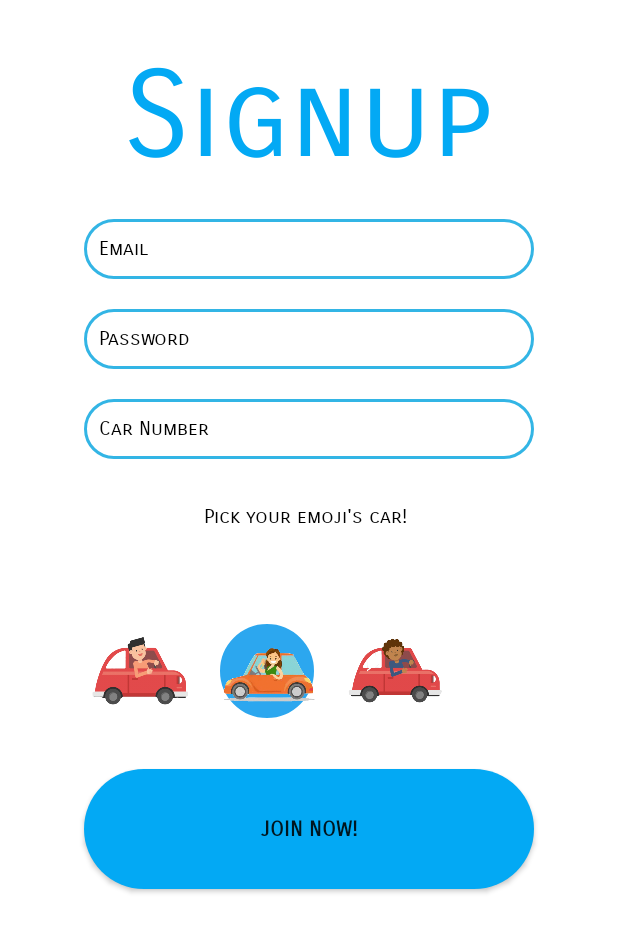
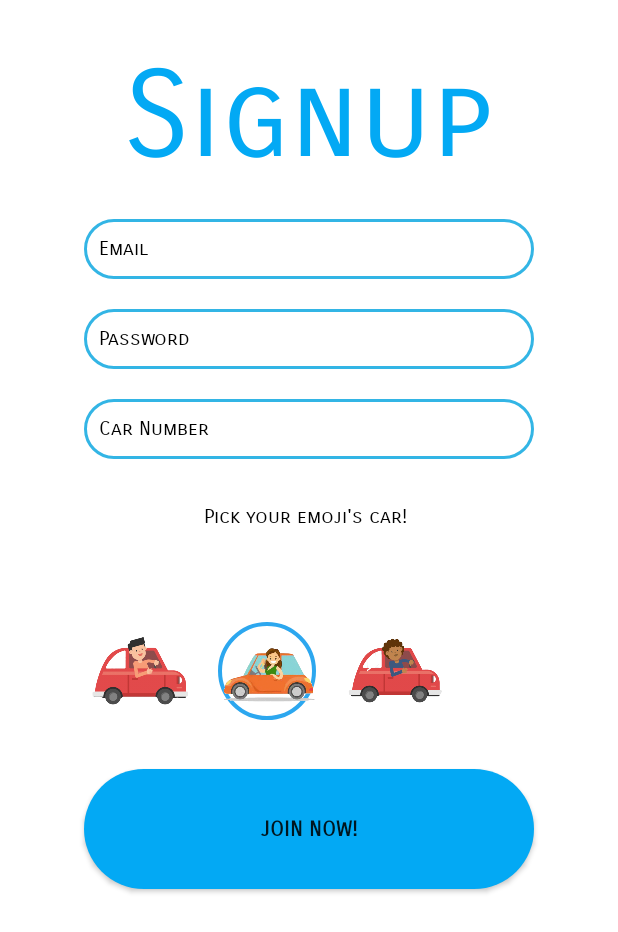
Before and after one commit to SofmicCorp/TalkCar, an Android app: the SignupActivity screen opened directly, with no data from a screen before it, after a tap on an icon or button, on a phone screen of 412 x 824 dp. Shown: the top 932 px of the screen. Run offline under Robolectric (Android 15) with nearby library versions, the phone set to English and light mode, and no system bars; our stand-ins replace Firebase (no records; nobody signed in at launch, a user with empty details on screens opened directly); 1 other tap on this screen came first.

Commit message:
*Emjoi was added to signup stroke change

```diff
--- a/app/src/main/java/com/example/talkcar/SignupActivity.java
+++ b/app/src/main/java/com/example/talkcar/SignupActivity.java
@@ -133,9 +133,9 @@ public class SignupActivity extends AppCompatActivity {
     private void fillCircle(ImageView emoji) {
 
         GradientDrawable gd = new GradientDrawable();
-        gd.setColor(Color.rgb(44,167,239));
+        gd.setColor(Color.WHITE);
         gd.setCornerRadius(100);
-        gd.setStroke(2, Color.WHITE);
+        gd.setStroke(4, Color.rgb(44,167,239));
         emoji.setBackgroundDrawable(gd);
     }
 
```
